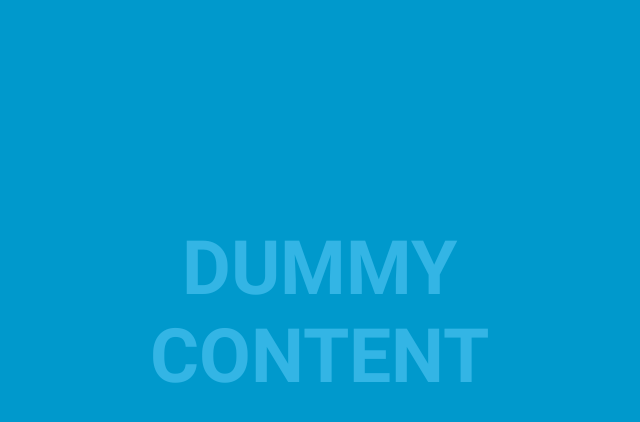
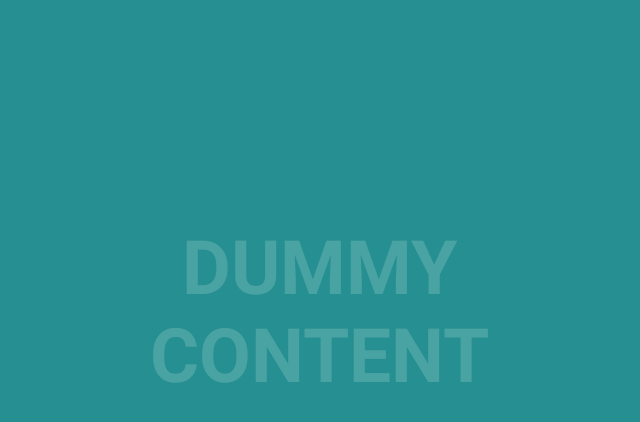
Before and after one commit to sedgo/PipBoy_v1.1, an Android app: the screen it shows after launch (FullscreenActivity), on a phone screen of 824 x 412 dp (held sideways). Shown: the top 422 px of the screen, without its empty margins (299-939 px from the left). Run offline under Robolectric (Android 15) with nearby library versions, the phone set to English and light mode, and no system bars.

Commit message:
Change window back color and create new color resource for this

```diff
--- a/app/src/main/res/layout/activity_fullscreen.xml
+++ b/app/src/main/res/layout/activity_fullscreen.xml
@@ -24,7 +24,8 @@
     <FrameLayout
         android:layout_width="match_parent"
         android:layout_height="match_parent"
-        android:fitsSystemWindows="true">
+        android:fitsSystemWindows="true"
+        android:background="@color/colorBackWindow">
 
         <LinearLayout
             android:id="@+id/fullscreen_content_controls"
--- a/app/src/main/res/values/colors.xml
+++ b/app/src/main/res/values/colors.xml
@@ -3,6 +3,7 @@
     <color name="colorPrimary">#3F51B5</color>
     <color name="colorPrimaryDark">#303F9F</color>
     <color name="colorAccent">#FF4081</color>
+    <color name="colorBackWindow">#4d7d770b</color>
 
     <color name="black_overlay">#66000000</color>
 </resources>
```
